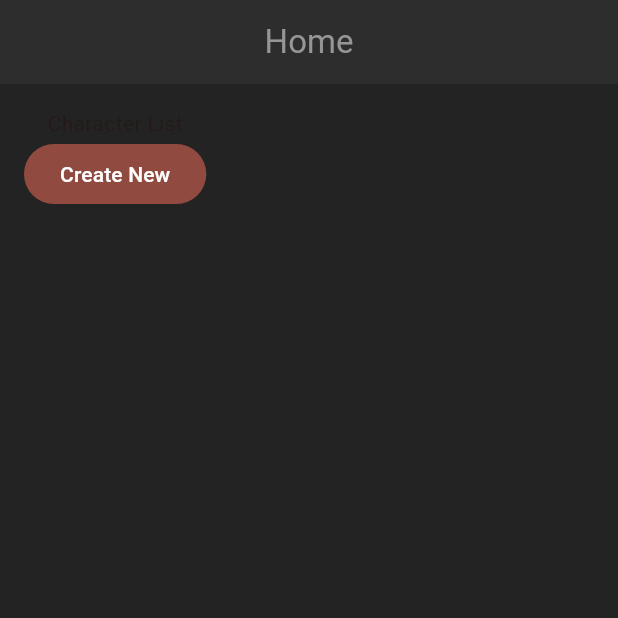
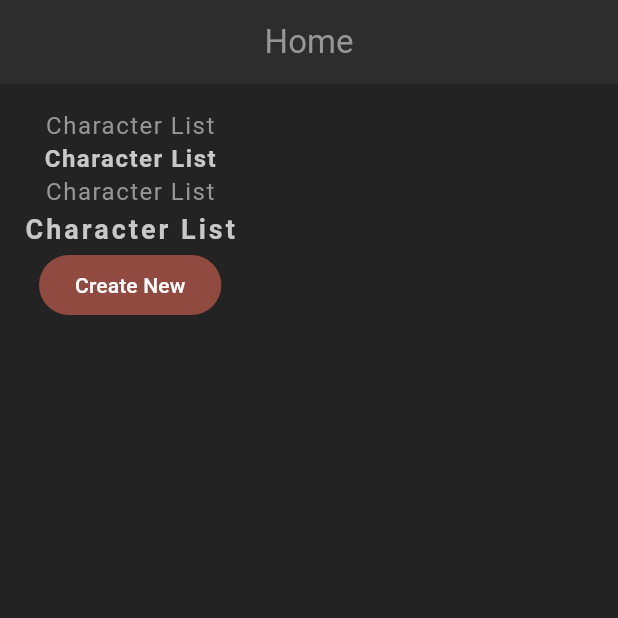
Before and after one commit to walid-hamdi/flutter_rpg, a Flutter app: the screen it shows after launch, on a phone screen of 412 x 824 dp, the top half of it. Run offline on Flutter 3.47's test engine with Material 3 defaults, Android fonts, the phone set to English and light mode, and no system bars.

Commit message:
Apply text theme

```diff
--- a/lib/screens/home/home.dart
+++ b/lib/screens/home/home.dart
@@ -20,6 +20,15 @@ class _HomeState extends State<Home> {
         child: Column(
           children: [
             const Text("Character List"),
+            Text(
+              "Character List",
+              style: Theme.of(context).textTheme.headlineMedium,
+            ),
+            const Text("Character List"),
+            Text(
+              "Character List",
+              style: Theme.of(context).textTheme.titleMedium,
+            ),
             FilledButton(
               onPressed: () {},
               child: const Text("Create New"),
```
Also changed, not shown: lib/theme.dart (+21 -1 lines).
